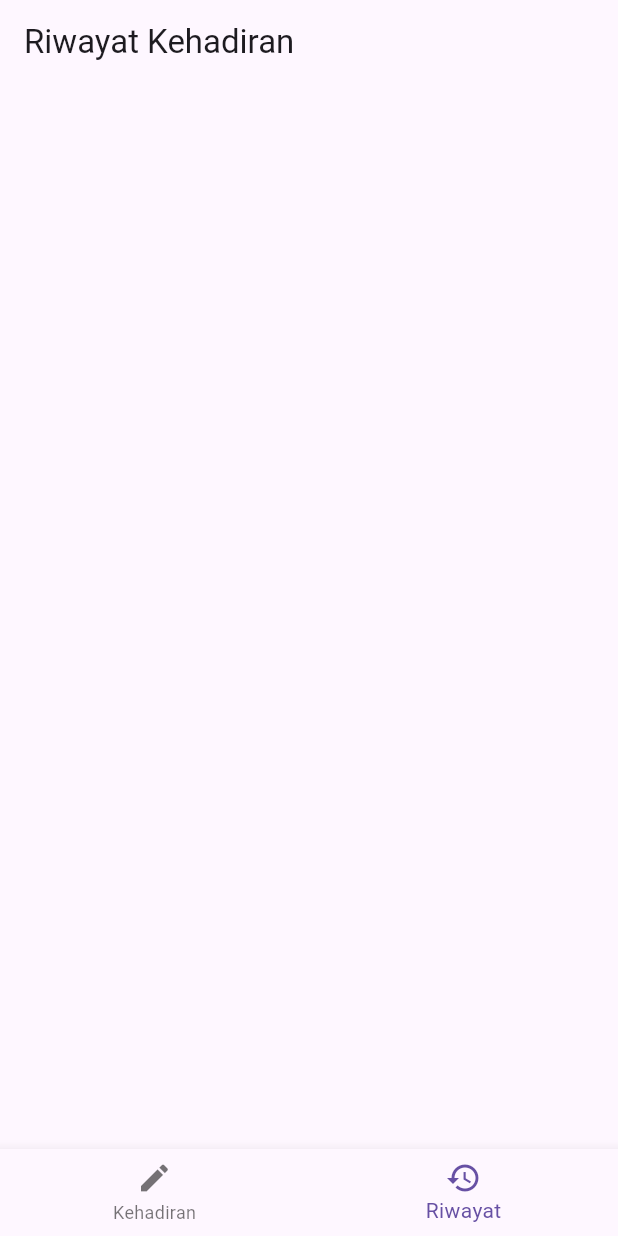
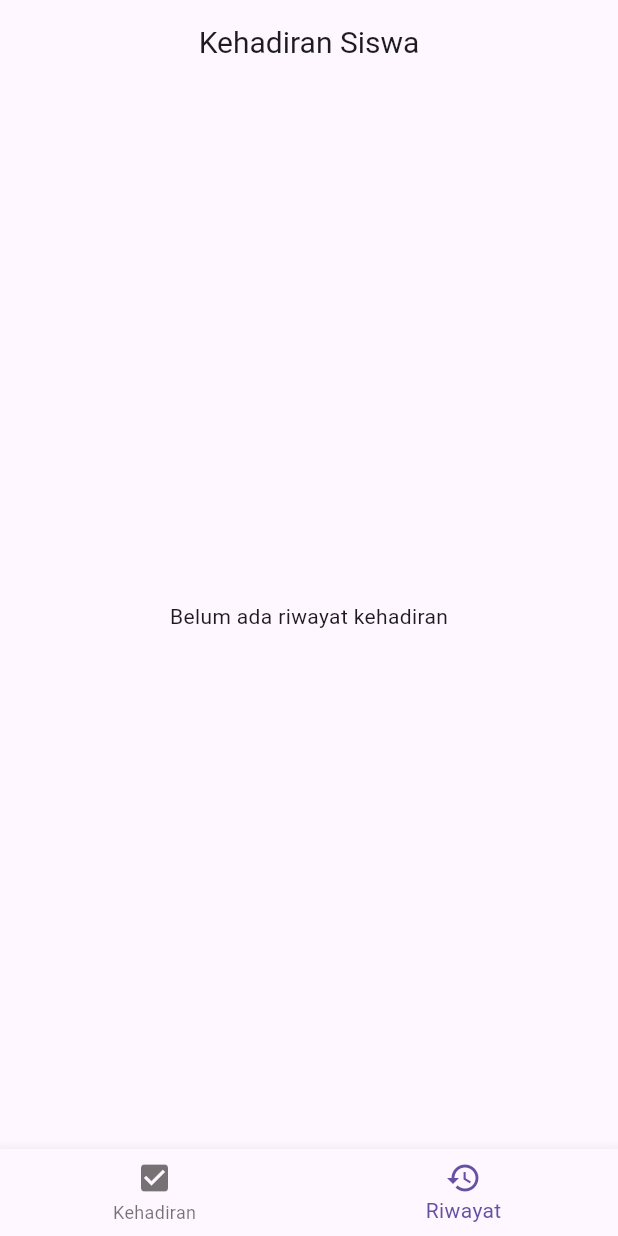
Before and after one commit to Earlyalfa/Aplikasi-kehadiran-siswa, a Flutter app: the screen it shows after launch, item 2 of the bottom bar chosen, on a phone screen of 412 x 824 dp. Run offline on Flutter 3.47's test engine with Material 3 defaults, Android fonts, the phone set to English and light mode, and no system bars.

Commit message:
tugas_selesai

```diff
--- a/lib/main.dart
+++ b/lib/main.dart
@@ -1,57 +1,24 @@
 import 'package:flutter/material.dart';
+import 'package:kehadiran_siswa/providers/kehadiran_provider.dart';
 import 'package:provider/provider.dart';
-import 'providers/kehadiran_provider.dart';
-import 'screens/kehadiran_screen.dart';
-import 'screens/history_screen.dart';
+import './providers/kehadiran_provider.dart';
+import './views/home_screen.dart';
 
-void main() {
-  runApp(MyApp());
-}
+void main() => runApp(const AplikasiKehadiran());
 
-class MyApp extends StatelessWidget {
+class AplikasiKehadiran extends StatelessWidget {
+  const AplikasiKehadiran({super.key});
+
   @override
   Widget build(BuildContext context) {
     return ChangeNotifierProvider(
       create: (_) => KehadiranProvider(),
       child: MaterialApp(
-        title: 'Monitoring Kehadiran Siswa',
-        home: MyHomePage(),
+        theme: ThemeData(
+          primarySwatch: Colors.blue,
+        ),
+        home: const HomeScreen(),
       ),
     );
   }
 }
-
-class MyHomePage extends StatefulWidget {
-  @override
-  _MyHomePageState createState() => _MyHomePageState();
-}
-
-class _MyHomePageState extends State<MyHomePage> {
-  int _selectedIndex = 0;
-
-  final List<Widget> _pages = [
-    KehadiranScreen(), // Nama baru
-    HistoryScreen(),
-  ];
-
-  void _onItemTapped(int index) {
-    setState(() {
-      _selectedIndex = index;
-    });
-  }
-
-  @override
-  Widget build(BuildContext context) {
-    return Scaffold(
-      body: _pages[_selectedIndex],
-      bottomNavigationBar: BottomNavigationBar(
-        items: const [
-          BottomNavigationBarItem(icon: Icon(Icons.edit), label: 'Kehadiran'),
-          BottomNavigationBarItem(icon: Icon(Icons.history), label: 'Riwayat'),
-        ],
-        currentIndex: _selectedIndex,
-        onTap: _onItemTapped,
-      ),
-    );
-  }
-}
--- a/lib/models/kehadiran_siswa.dart
+++ /dev/null
@@ -1,11 +0,0 @@
-class KehadiranSiswa {
-  final DateTime date;
-  final int presentCount;
-  final int absentCount;
-
-  KehadiranSiswa({
-    required this.date,
-    required this.presentCount,
-    required this.absentCount,
-  });
-}
--- a/lib/models/siswa.dart
+++ b/lib/models/siswa.dart
@@ -1,6 +1,6 @@
 class Siswa {
-  final String name;
-  bool isPresent;
+  final String nama;
+  bool hadir;
 
-  Siswa({required this.name, this.isPresent = false});
+  Siswa({required this.nama, this.hadir = false});
 }
--- a/lib/providers/kehadiran_provider.dart
+++ b/lib/providers/kehadiran_provider.dart
@@ -1,36 +1,32 @@
 import 'package:flutter/foundation.dart';
 import '../models/siswa.dart';
-import '../models/kehadiran_siswa.dart';
 
 class KehadiranProvider with ChangeNotifier {
-  final List<Siswa> _students = [
-    Siswa(name: 'Ali'),
-    Siswa(name: 'Budi'),
-    Siswa(name: 'Citra'),
+  final List<Siswa> _daftarSiswa = [
+    Siswa(nama: 'Ali'),
+    Siswa(nama: 'Budi'),
+    Siswa(nama: 'Citra'),
   ];
 
-  final List<KehadiranSiswa> _history = [];
+  final List<Map<String, dynamic>> _riwayat = [];
 
-  List<Siswa> get students => _students;
+  List<Siswa> get daftarSiswa => _daftarSiswa;
 
-  List<KehadiranSiswa> get history => _history;
+  List<Map<String, dynamic>> get riwayat => _riwayat;
 
-  void saveKehadiran() {
-    int presentCount = _students.where((s) => s.isPresent).length;
-    int absentCount = _students.length - presentCount;
+  void simpanKehadiran() {
+    final jumlahHadir =
+      _daftarSiswa.where((siswa) => siswa.hadir).length;
+    final jumlahTidakHadir = _daftarSiswa.length - jumlahHadir;
 
-    _history.insert(
-      0,
-      KehadiranSiswa(
-        date: DateTime.now(),
-        presentCount: presentCount,
-        absentCount: absentCount,
-      ),
-    );
+    _riwayat.insert(0, {
+      'tanggal': DateTime.now(),
+      'hadir': jumlahHadir,
+      'tidakHadir': jumlahTidakHadir,
+    });
 
-    // Reset all checkboxes
-    for (var student in _students) {
-      student.isPresent = false;
+    for (var siswa in _daftarSiswa) {
+      siswa.hadir = false;
     }
 
     notifyListeners();
--- a/lib/screens/history_screen.dart
+++ /dev/null
@@ -1,24 +0,0 @@
-import 'package:flutter/material.dart';
-import 'package:provider/provider.dart';
-import '../providers/kehadiran_provider.dart';
-
-class HistoryScreen extends StatelessWidget {
-  @override
-  Widget build(BuildContext context) {
-    final history = Provider.of<KehadiranProvider>(context).history;
-
-    return Scaffold(
-      appBar: AppBar(title: Text('Riwayat Kehadiran')),
-      body: ListView.builder(
-        itemCount: history.length,
-        itemBuilder: (ctx, index) {
-          final record = history[index];
-          return ListTile(
-            title: Text('${record.date.toLocal()}'.split(' ')[0]),
-            subtitle: Text('Hadir: ${record.presentCount}, Tidak Hadir: ${record.absentCount}'),
-          );
-        },
-      ),
-    );
-  }
-}
--- /dev/null
+++ b/lib/views/home_screen.dart
@@ -0,0 +1,47 @@
+import 'package:flutter/material.dart';
+import './kehadiran_screen.dart';
+import 'riwayat_screen.dart';
+
+class HomeScreen extends StatefulWidget {
+  const HomeScreen({super.key});
+
+  @override
+  State<HomeScreen> createState() => _HomeScreenState();
+}
+
+class _HomeScreenState extends State<HomeScreen> {
+  int _halamanSaatIni = 0;
+  final List<Widget> _halaman = [
+    const KehadiranScreen(),
+    const RiwayatScreen(),
+  ];
+
+  @override
+  Widget build(BuildContext contxt) {
+    return Scaffold(
+      appBar: AppBar(
+        centerTitle: true,
+        title: const Text('Kehadiran Siswa', style: TextStyle(fontSize: 20)),
+      ),
+      body: _halaman[_halamanSaatIni],
+      bottomNavigationBar: BottomNavigationBar(
+        currentIndex: _halamanSaatIni,
+        onTap: (index) {
+          setState(() {
+            _halamanSaatIni = index;
+          });
+        },
+        items: const [
+          BottomNavigationBarItem(
+            icon: Icon(Icons.check_box),
+            label: 'Kehadiran',
+          ),
+          BottomNavigationBarItem(
+            icon: Icon(Icons.history),
+            label: 'Riwayat',
+          ),
+        ],
+      ),
+    );
+  }
+}
--- /dev/null
+++ b/lib/views/riwayat_screen.dart
@@ -0,0 +1,31 @@
+import 'package:flutter/material.dart';
+import 'package:provider/provider.dart';
+import '../providers/kehadiran_provider.dart';
+
+class RiwayatScreen extends StatelessWidget {
+  const RiwayatScreen({super.key});
+
+  @override
+  Widget build(BuildContext context) {
+    final riwayat = Provider.of<KehadiranProvider>(context).riwayat;
+
+    return riwayat.isEmpty
+    ? const Center(
+        child: Text('Belum ada riwayat kehadiran'),
+      )
+    : ListView.builder(
+      itemCount: riwayat.length,
+      itemBuilder:(context, index) {
+        final catatan = riwayat[index];
+        return ListTile(
+          title: Text(
+            'Tanggal: ${catatan['tanggal'].toString().split(' ')[0]}',
+          ),
+          subtitle: Text(
+            'Hadir: ${catatan['hadir']}, Tidak Hadir: ${catatan['tidakHadir']}',
+          ),
+        );
+      },
+    );
+  }
+}
```
Also changed, not shown: lib/views/kehadiran_screen.dart (renamed from lib/screens/kehadiran_screen.dart, +18 -13 lines), 2 other files.
